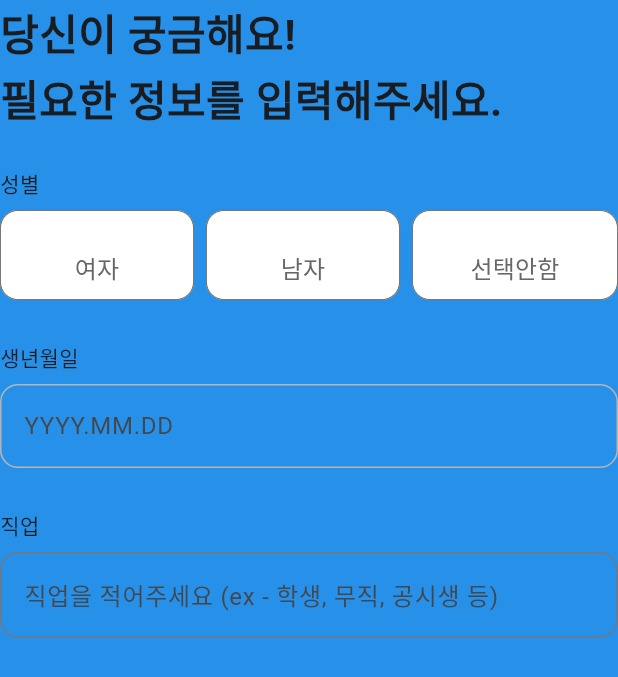
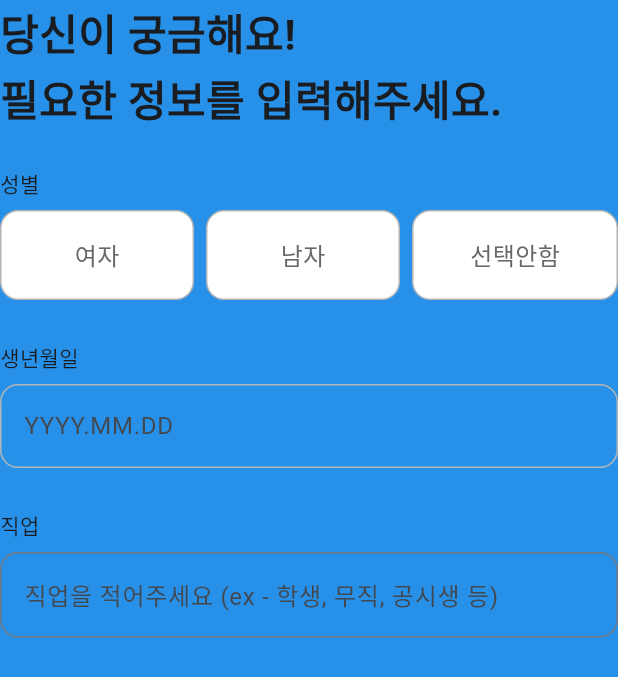
Before and after one commit to RestTest-App/RestTest_FE, a Flutter app: the UserInfoStep widget shown alone on an empty page, opened directly, on a phone screen of 412 x 824 dp. Shown: the top 677 px of the screen. Run offline on Flutter 3.47's test engine with Material 3 defaults, Android fonts, the phone set to English and light mode, and no system bars; our stand-ins replace flutter_dotenv, flutter_native_splash, flutter_svg, get, logger; Roboto replaces fonts that are missing (AppleSDGothicNeo, AppleSDGothicNeo-Bold).

Commit message:
✨ feat[#5]: signup ui 추가

```diff
--- a/lib/view/onboarding/onboarding_screen.dart
+++ b/lib/view/onboarding/onboarding_screen.dart
@@ -46,8 +46,7 @@ class OnboardingScreen extends BaseScreen<OnboardingViewModel> {
         ),
       ),
       body: SafeArea(
-        child: Obx(
-          () => Column(
+        child: Column(
             children: [
               Obx(() => Container(
                     height: 4,
@@ -91,7 +90,7 @@ class OnboardingScreen extends BaseScreen<OnboardingViewModel> {
               buildBottomButtons(),
             ],
           ),
-        ),
+
       ),
     );
   }
--- a/lib/view/onboarding/onboarding_steps/user_info_step.dart
+++ b/lib/view/onboarding/onboarding_steps/user_info_step.dart
@@ -4,6 +4,8 @@ import 'package:rest_test/viewmodel/onboarding/onboarding_view_model.dart';
 
 class UserInfoStep extends StatelessWidget {
   final controller = Get.find<OnboardingViewModel>();
+
+  UserInfoStep({super.key});
 
   @override
   Widget build(BuildContext context) {
@@ -37,43 +39,71 @@ class UserInfoStep extends StatelessWidget {
                 return Expanded(
                   child: Padding(
                     padding: EdgeInsets.only(right: index < 2 ? 8.0 : 0),
-                    child: SizedBox(
-                      height: 60,
-                      child: ChoiceChip(
-                        selected: isSelected,
-                        showCheckmark: false,
-                        materialTapTargetSize: MaterialTapTargetSize.shrinkWrap,
-                        labelPadding: EdgeInsets.zero,
-                        label: Container(
-                          width: double.infinity,
-                          height: double.infinity,
-                          alignment: Alignment.center,
-                          child: Text(
-                            gender,
-                            textAlign: TextAlign.center,
-                            style: TextStyle(
-                              fontSize: 16,
-                              height: 1.0,
-                              color: isSelected
-                                  ? const Color(0xFF0B60B0)
-                                  : const Color(0xFF676767),
-                            ),
+                    child: GestureDetector(
+                      onTap: () => controller.gender.value = gender,
+                      child: Container(
+                        height: 60,
+                        alignment: Alignment.center,
+                        decoration: BoxDecoration(
+                          color: isSelected
+                              ? const Color(0xFFEAF2FF)
+                              : Colors.white,
+                          borderRadius: BorderRadius.circular(12),
+                          border: Border.all(
+                            color: isSelected
+                                ? const Color(0xFF0B60B0)
+                                : const Color(0xFFB5B5B5),
+                            width: 1,
                           ),
                         ),
-                        backgroundColor: const Color(0xFFFFFFFF),
-                        selectedColor: const Color(0xFFEAF2FF),
-                        shape: RoundedRectangleBorder(
-                          borderRadius: BorderRadius.circular(12),
-                          side: BorderSide(
-                            width: 0.5,
+                        child: Text(
+                          gender,
+                          style: TextStyle(
+                            fontSize: 16,
                             color: isSelected
                                 ? const Color(0xFF0B60B0)
                                 : const Color(0xFF676767),
                           ),
                         ),
-                        onSelected: (_) => controller.gender.value = gender,
                       ),
                     ),
+                    // child: SizedBox(
+                    //   height: 60,
+                    //   child: ChoiceChip(
+                    //     selected: isSelected,
+                    //     showCheckmark: false,
+                    //     materialTapTargetSize: MaterialTapTargetSize.shrinkWrap,
+                    //     labelPadding: EdgeInsets.zero,
+                    //     label: Container(
+                    //       width: double.infinity,
+                    //       height: double.infinity,
+                    //       alignment: Alignment.center,
+                    //       child: Text(
+                    //         gender,
+                    //         textAlign: TextAlign.center,
+                    //         style: TextStyle(
+                    //           fontSize: 16,
+                    //           height: 1.0,
+                    //           color: isSelected
+                    //               ? const Color(0xFF0B60B0)
+                    //               : const Color(0xFF676767),
+                    //         ),
+                    //       ),
+                    //     ),
+                    //     backgroundColor: const Color(0xFFFFFFFF),
+                    //     selectedColor: const Color(0xFFEAF2FF),
+                    //     shape: RoundedRectangleBorder(
+                    //       borderRadius: BorderRadius.circular(12),
+                    //       side: BorderSide(
+                    //         width: 0.5,
+                    //         color: isSelected
+                    //             ? const Color(0xFF0B60B0)
+                    //             : const Color(0xFF676767),
+                    //       ),
+                    //     ),
+                    //     onSelected: (_) => controller.gender.value = gender,
+                    //   ),
+                    // ),
                   ),
                 );
               }).toList(),
--- a/lib/viewmodel/onboarding/onboarding_view_model.dart
+++ b/lib/viewmodel/onboarding/onboarding_view_model.dart
@@ -76,7 +76,8 @@ class OnboardingViewModel extends GetxController {
     nickNameError.value = '';
   }
 
-  bool get isNickNameValid => nickNameError.value.isEmpty;
+  bool get isNickNameValid =>
+    nickName.value.isNotEmpty && nickNameError.value.isEmpty;
 
   bool get isUserInfoValid =>
       gender.value.isNotEmpty &&
```
Also changed, not shown: lib/view/onboarding/onboarding_steps/certificate_step.dart (+50 -20 lines), lib/view/onboarding/terms_page.dart (+11 -3 lines).
